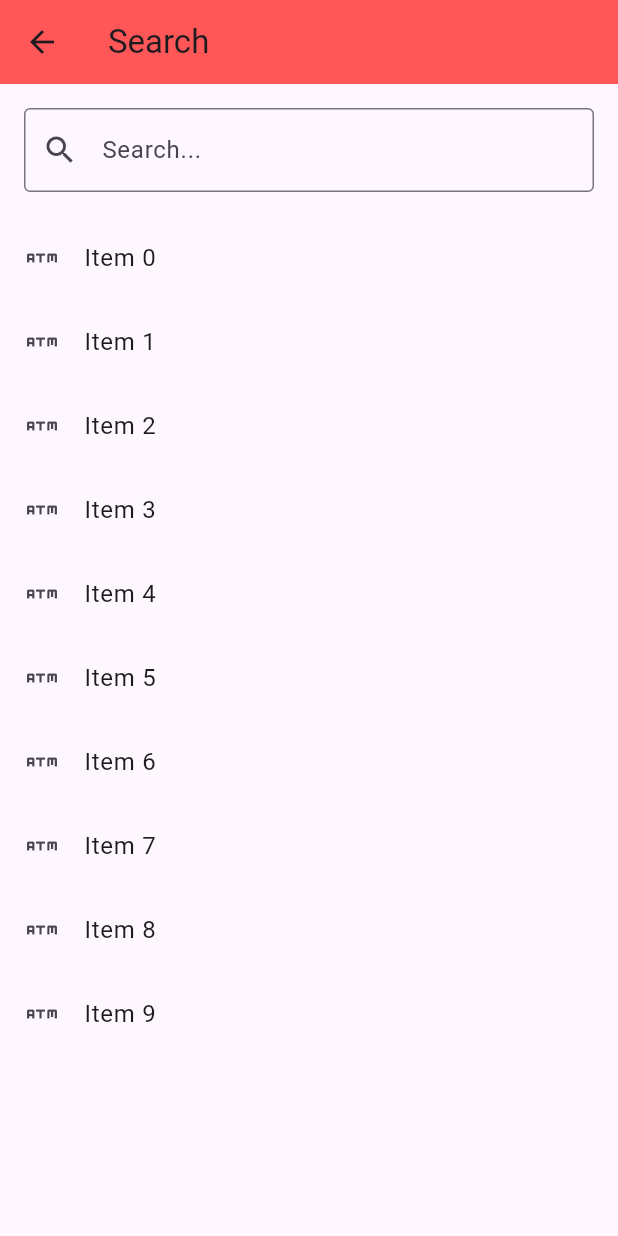
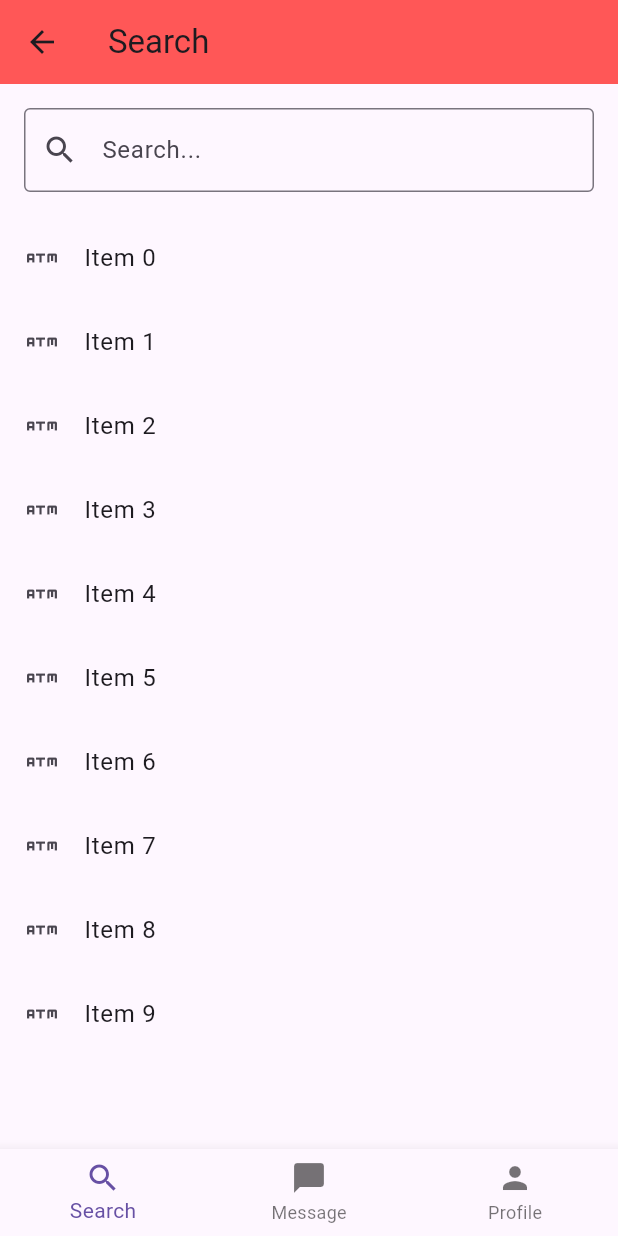
Before and after one commit to Fiversity-1/StyleSwap, a Flutter app: the SearchPage screen opened by its route, on a phone screen of 412 x 824 dp. Run offline on Flutter 3.47's test engine with Material 3 defaults, Android fonts, the phone set to English and light mode, and no system bars.

Commit message:
pput bottom page nav on search

```diff
--- a/lib/pages/search.dart
+++ b/lib/pages/search.dart
@@ -1,4 +1,5 @@
 import 'package:flutter/material.dart';
+import 'package:clothing_swap/widgets/custom_bottom_nav_bar.dart';
 
 class SearchPage extends StatelessWidget {
   const SearchPage({super.key});
@@ -6,6 +7,7 @@ class SearchPage extends StatelessWidget {
   @override
   Widget build(BuildContext context) {
     return Scaffold(
+      bottomNavigationBar: const CustomBottomNavBar(currentIndex: 0,),
       appBar: AppBar(
         title: const Text('Search'),
         backgroundColor: const Color.fromRGBO(255, 87, 87, 1),
```
